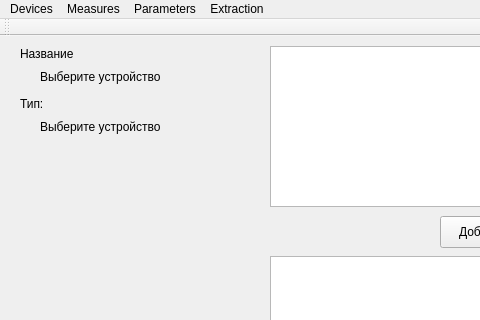
This is src/Tsunami/devicewindow.ui in maluginp/Tsunami as Qt 5 draws it before an edit; both pictures show x 0 to 480 and y 0 to 320 of the 810 by 514 pixel window. The edited form follows.
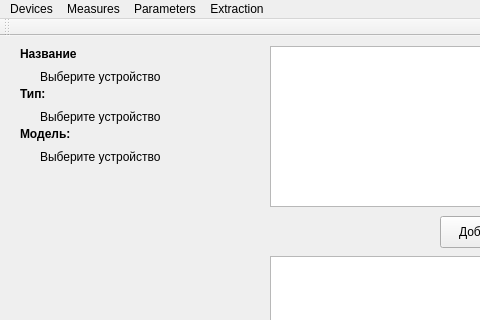
This is the edited form.

Commit message: Add label Model and set bold font for labels

The edit to the form file:
```diff
--- a/src/Tsunami/devicewindow.ui
+++ b/src/Tsunami/devicewindow.ui
@@ -31,7 +31,7 @@
     <property name="geometry">
      <rect>
       <x>40</x>
-      <y>80</y>
+      <y>70</y>
       <width>211</width>
       <height>21</height>
      </rect>
@@ -81,10 +81,16 @@
      <rect>
       <x>20</x>
       <y>10</y>
-      <width>62</width>
+      <width>81</width>
       <height>16</height>
      </rect>
     </property>
+    <property name="font">
+     <font>
+      <weight>75</weight>
+      <bold>true</bold>
+     </font>
+    </property>
     <property name="text">
      <string>Название</string>
     </property>
@@ -93,11 +99,17 @@
     <property name="geometry">
      <rect>
       <x>20</x>
-      <y>60</y>
+      <y>50</y>
       <width>62</width>
       <height>16</height>
      </rect>
     </property>
+    <property name="font">
+     <font>
+      <weight>75</weight>
+      <bold>true</bold>
+     </font>
+    </property>
     <property name="text">
      <string>Тип:</string>
     </property>
@@ -154,6 +166,38 @@
      <string>Добавить</string>
     </property>
    </widget>
+   <widget class="QLabel" name="label_3">
+    <property name="geometry">
+     <rect>
+      <x>20</x>
+      <y>90</y>
+      <width>62</width>
+      <height>16</height>
+     </rect>
+    </property>
+    <property name="font">
+     <font>
+      <weight>75</weight>
+      <bold>true</bold>
+     </font>
+    </property>
+    <property name="text">
+     <string>Модель:</string>
+    </property>
+   </widget>
+   <widget class="QLabel" name="deviceModelText">
+    <property name="geometry">
+     <rect>
+      <x>40</x>
+      <y>110</y>
+      <width>211</width>
+      <height>21</height>
+     </rect>
+    </property>
+    <property name="text">
+     <string>Выберите устройство</string>
+    </property>
+   </widget>
   </widget>
   <widget class="QMenuBar" name="menuBar">
    <property name="geometry">
```
